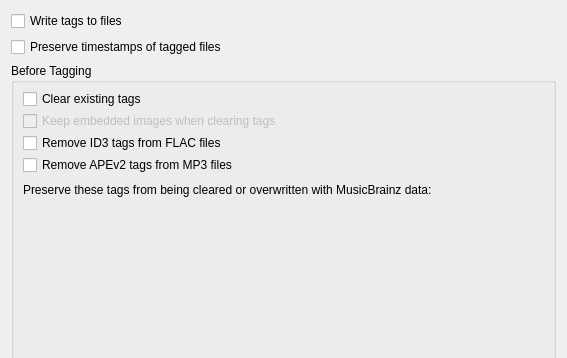
This is ui/options_tags.ui in metabrainz/picard as Qt 5 draws it before an edit; both pictures show x 0 to 567 and y 0 to 358 of the 567 by 525 pixel window. The edited form follows.
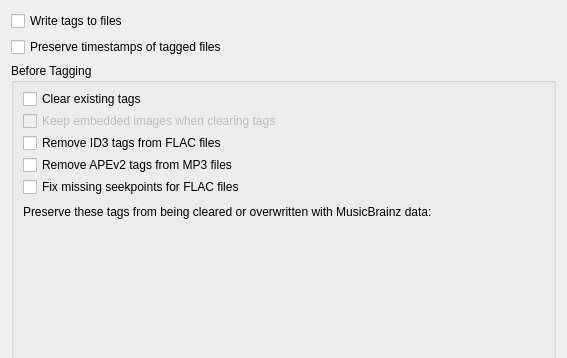
This is the edited form. Custom widgets are drawn as their Qt base class.

Commit message:
Add option to fix seektable for flac files
This is to fix problem with Kodi which is unable to load files
that have empty SeekTable, so by default a single SeekPoint is added.
An error message is logged if the file has no samples.

The edit to the form file:
```diff
--- a/ui/options_tags.ui
+++ b/ui/options_tags.ui
@@ -71,6 +71,13 @@
         </property>
        </widget>
       </item>
+      <item>
+       <widget class="QCheckBox" name="fix_missing_seekpoints_flac">
+        <property name="text">
+         <string>Fix missing seekpoints for FLAC files</string>
+        </property>
+       </widget>
+      </item>
       <item>
        <spacer name="verticalSpacer">
         <property name="orientation">
```
Left out of the diff: 1 changed line with no effect on the pictures. The commit also changes 5 other files.
